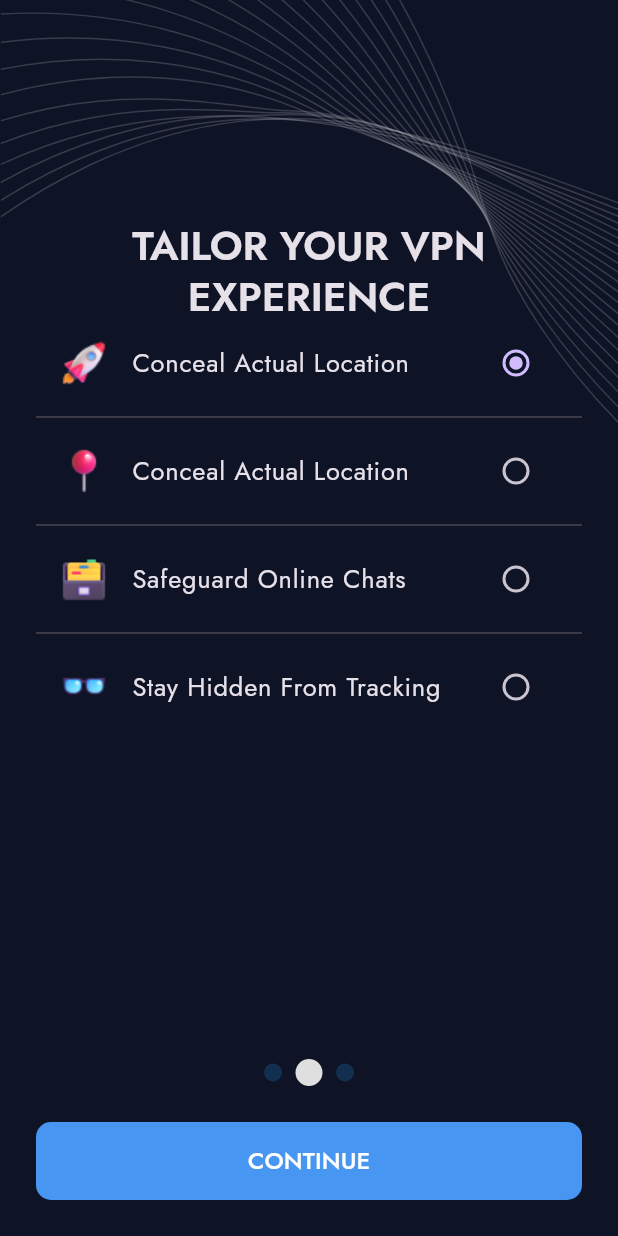
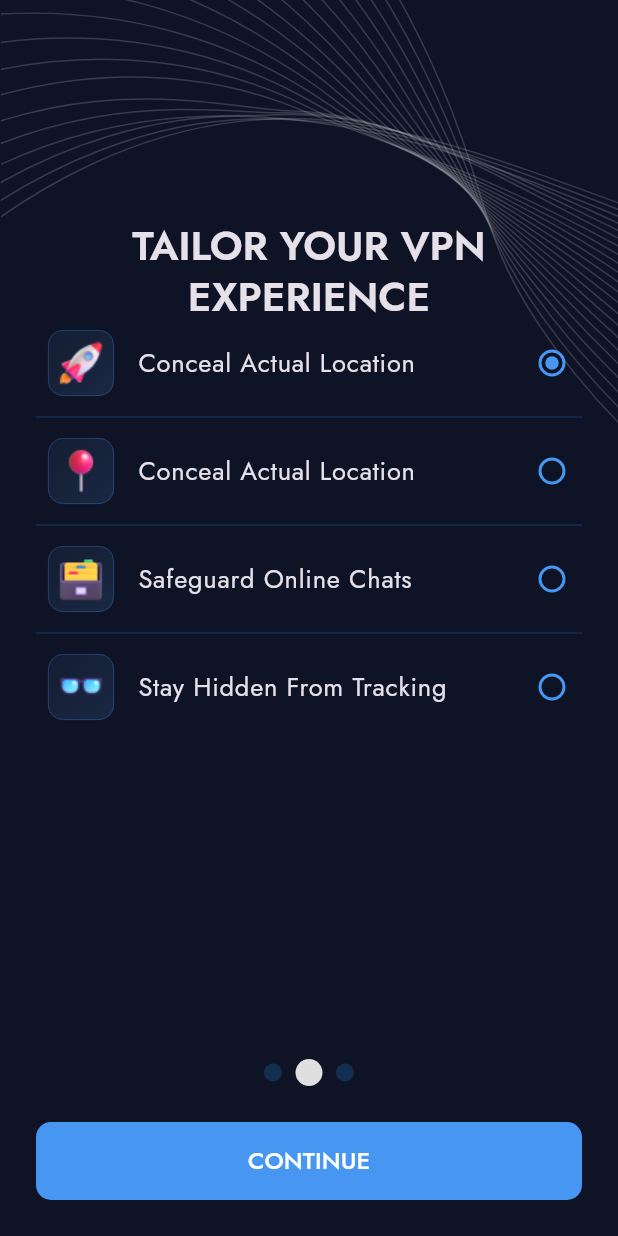
Before and after one commit to npopok/vpn_client, a Flutter app: the screen it shows after launch, after a tap on "CONTINUE", on a phone screen of 412 x 824 dp. Run offline on Flutter 3.47's test engine with Material 3 defaults, Android fonts, the phone set to English and light mode, and no system bars; drawn by our look-alikes of smooth_page_indicator; our stand-ins replace auto_route, easy_localization, flutter_svg, google_fonts.

Commit message:
Add gradient container

```diff
--- a/assets/translations/en.json
+++ b/assets/translations/en.json
@@ -16,7 +16,13 @@
     "OnboardingStep2.Choice4": "Stay Hidden From Tracking",
 
     "OnboardingStep3.Title": "Configuring settings for your goals...",
+    "OnboardingStep3.Agreement1": "By continuing, you agree to our ",
+    "OnboardingStep3.Agreement2": "Privacy Policy",
+    "OnboardingStep3.Agreement3": " and ",
+    "OnboardingStep3.Agreement4": "Terms of Use.",
 
     "Button.Continue": "Continue",
-    "Button.GetStarted": "Get Started"
+    "Button.GetStarted": "Get Started",
+
+    "Message.NotImplemented": "Not implemented yet."
 }
--- a/lib/common/constants.dart
+++ b/lib/common/constants.dart
@@ -9,7 +9,7 @@ class FormLayout {
 
 class AssetsImages {
   static const onboardingBackground = 'assets/images/background.svg';
-  static const onboardingIllustration = 'assets/images/running_man.svg';
+  static const onboardingIllustration = 'assets/images/man-rocket.png';
 
   static const onboardingStep1Choice1 = 'assets/images/eyes.png';
   static const onboardingStep1Choice2 = 'assets/images/detective.png';
--- a/lib/common/themes.dart
+++ b/lib/common/themes.dart
@@ -18,6 +18,10 @@ class Themes {
 
     return themeData.copyWith(
       scaffoldBackgroundColor: const Color(0xFF0E1326),
+      dividerTheme: const DividerThemeData(color: Color(0xFF132F50)),
+      radioTheme: const RadioThemeData(
+        fillColor: WidgetStatePropertyAll(Color(0xFF4796F2)),
+      ),
       textTheme: textTheme.copyWith(
         titleLarge: textTheme.titleLarge!.copyWith(
           fontWeight: FontWeight.w600,
@@ -27,6 +31,10 @@ class Themes {
           fontWeight: FontWeight.w400,
           fontSize: 17,
         ),
+        labelLarge: textTheme.labelLarge!.copyWith(
+          fontWeight: FontWeight.w400,
+          fontSize: 16,
+        ),
       ),
     );
   }
--- a/lib/features/onboarding/screens/onboarding_screen.dart
+++ b/lib/features/onboarding/screens/onboarding_screen.dart
@@ -34,7 +34,7 @@ class _OnboardingScreenState extends State<OnboardingScreen> {
   Widget build(BuildContext context) {
     return Stack(children: [
       Container(color: Theme.of(context).scaffoldBackgroundColor),
-      const Background(),
+      const TopBackground(),
       Scaffold(
         backgroundColor: Colors.transparent,
         body: Padding(
@@ -88,7 +88,7 @@ class _OnboardingScreenState extends State<OnboardingScreen> {
     if (currentStep.value < stepCount - 1) {
       pageController.nextPage(
         duration: Durations.medium2,
-        curve: Curves.bounceInOut,
+        curve: Curves.easeInOut,
       );
     } else {
       context.router.replaceAll([const HomeRoute()]);
--- a/lib/features/onboarding/widgets/choice_item.dart
+++ b/lib/features/onboarding/widgets/choice_item.dart
@@ -1,4 +1,6 @@
 import 'package:flutter/material.dart';
+
+import 'gradient_container.dart';
 
 class ChoiceItem extends StatelessWidget {
   final int value;
@@ -22,8 +24,17 @@ class ChoiceItem extends StatelessWidget {
       value: value,
       groupValue: groupValue,
       title: Text(title),
-      secondary: Image.asset(image),
+      secondary: GradientContainer(
+        color1: const Color(0xFF2E4C6E).withOpacity(0.17),
+        color2: const Color(0xFF5992D4).withOpacity(0.17),
+        width: 44,
+        height: 44,
+        borderColor: const Color(0xFF4796F2).withOpacity(0.37),
+        borderWidth: 0.5,
+        child: Image.asset(image),
+      ),
       onChanged: onChanged,
+      contentPadding: const EdgeInsets.only(left: 8),
       controlAffinity: ListTileControlAffinity.trailing,
     );
   }
--- /dev/null
+++ b/lib/features/onboarding/widgets/gradient_container.dart
@@ -0,0 +1,48 @@
+import 'package:flutter/material.dart';
+
+class GradientContainer extends StatelessWidget {
+  final Widget child;
+  final Color color1;
+  final Color color2;
+  final double width;
+  final double height;
+  final Color borderColor;
+  final double borderWidth;
+  final double borderRadius;
+  final List<BoxShadow> boxShadow;
+
+  const GradientContainer({
+    required this.child,
+    required this.color1,
+    required this.color2,
+    required this.width,
+    required this.height,
+    this.borderColor = Colors.black,
+    this.borderWidth = 1.0,
+    this.borderRadius = 10.0,
+    this.boxShadow = const [],
+    super.key,
+  });
+
+  @override
+  Widget build(BuildContext context) {
+    return Container(
+      width: width,
+      height: height,
+      decoration: BoxDecoration(
+        gradient: LinearGradient(
+          begin: Alignment.topLeft,
+          end: Alignment.bottomRight,
+          colors: [color1, color2],
+        ),
+        border: Border.all(
+          color: borderColor,
+          width: borderWidth,
+        ),
+        borderRadius: BorderRadius.circular(borderRadius),
+        boxShadow: boxShadow,
+      ),
+      child: child,
+    );
+  }
+}
--- a/lib/features/onboarding/widgets/next_button.dart
+++ b/lib/features/onboarding/widgets/next_button.dart
@@ -19,9 +19,9 @@ class NextButton extends StatelessWidget {
       child: FilledButton(
         onPressed: onPressed,
         style: ButtonStyle(
-          foregroundColor: WidgetStateProperty.all(Colors.white),
-          backgroundColor: WidgetStateProperty.all(const Color(0xFF4796F2)),
-          shape: WidgetStateProperty.all(
+          foregroundColor: const WidgetStatePropertyAll(Colors.white),
+          backgroundColor: const WidgetStatePropertyAll(Color(0xFF4796F2)),
+          shape: WidgetStatePropertyAll(
             RoundedRectangleBorder(borderRadius: BorderRadius.circular(10)),
           ),
         ),
--- a/lib/features/onboarding/widgets/step_1_content.dart
+++ b/lib/features/onboarding/widgets/step_1_content.dart
@@ -1,8 +1,11 @@
 import 'package:flutter/material.dart';
 import 'package:easy_localization/easy_localization.dart';
 
-import 'package:vpn_client/features/onboarding/widgets/widgets.dart';
 import 'package:vpn_client/common/common.dart';
+
+import 'template_content.dart';
+import 'choice_list.dart';
+import 'choice_item.dart';
 
 class Step1Content extends TemplateContent {
   const Step1Content({super.key});
@@ -11,7 +14,7 @@ class Step1Content extends TemplateContent {
   String get title => 'OnboardingStep1.Title'.tr().toUpperCase();
 
   @override
-  Widget get body => ChoiceList(
+  Widget body(BuildContext context) => ChoiceList(
         items: [
           ChoiceItem(
             value: 0,
--- a/lib/features/onboarding/widgets/step_2_content.dart
+++ b/lib/features/onboarding/widgets/step_2_content.dart
@@ -1,8 +1,11 @@
 import 'package:flutter/material.dart';
 import 'package:easy_localization/easy_localization.dart';
 
-import 'package:vpn_client/features/onboarding/widgets/widgets.dart';
 import 'package:vpn_client/common/common.dart';
+
+import 'template_content.dart';
+import 'choice_list.dart';
+import 'choice_item.dart';
 
 class Step2Content extends TemplateContent {
   const Step2Content({super.key});
@@ -11,7 +14,7 @@ class Step2Content extends TemplateContent {
   String get title => 'OnboardingStep2.Title'.tr().toUpperCase();
 
   @override
-  Widget get body => ChoiceList(
+  Widget body(BuildContext context) => ChoiceList(
         items: [
           ChoiceItem(
             value: 0,
--- a/lib/features/onboarding/widgets/step_3_content.dart
+++ b/lib/features/onboarding/widgets/step_3_content.dart
@@ -1,9 +1,10 @@
+import 'package:flutter/gestures.dart';
 import 'package:flutter/material.dart';
 import 'package:easy_localization/easy_localization.dart';
-import 'package:flutter_svg/svg.dart';
 
 import 'package:vpn_client/common/common.dart';
-import 'package:vpn_client/features/onboarding/widgets/widgets.dart';
+
+import 'template_content.dart';
 
 class Step3Content extends TemplateContent {
   const Step3Content({super.key});
@@ -12,17 +13,55 @@ class Step3Content extends TemplateContent {
   String get title => 'OnboardingStep3.Title'.tr().toUpperCase();
 
   @override
-  Widget get body => Column(
+  Widget body(BuildContext context) {
+    return Column(
       children: [
         FormLayout.largeSpacer,
         Padding(
           padding: FormLayout.elementPadding,
-            child: SvgPicture.asset(
-              AssetsImages.onboardingIllustration,
+          child: Image.asset(AssetsImages.onboardingIllustration),
+        ),
+        Padding(
+          padding: FormLayout.contentPadding,
+          child: RichText(
+            textAlign: TextAlign.center,
+            text: TextSpan(
+              children: [
+                TextSpan(
+                  text: 'OnboardingStep3.Agreement1'.tr(),
+                  style: Theme.of(context).textTheme.labelLarge!.copyWith(
+                        color: Theme.of(context).primaryColorLight,
                       ),
                 ),
-          FormLayout.largeSpacer,
-          const Text('test'),
+                TextSpan(
+                  text: 'OnboardingStep3.Agreement2'.tr(),
+                  recognizer: _gestureRecognizer(context),
+                ),
+                TextSpan(
+                  text: 'OnboardingStep3.Agreement3'.tr(),
+                  style: Theme.of(context).textTheme.labelLarge!.copyWith(
+                        color: Theme.of(context).primaryColorLight,
+                      ),
+                ),
+                TextSpan(
+                  text: 'OnboardingStep3.Agreement4'.tr(),
+                  recognizer: _gestureRecognizer(context),
+                ),
+              ],
+            ),
+          ),
+        ),
       ],
     );
   }
+
+  GestureRecognizer _gestureRecognizer(BuildContext context) {
+    return TapGestureRecognizer()
+      ..onTap = () => ScaffoldMessenger.of(context).showSnackBar(
+            SnackBar(
+              content: Text('Message.NotImplemented'.tr()),
+              duration: const Duration(seconds: 1),
+            ),
+          );
+  }
+}
--- a/lib/features/onboarding/widgets/template_content.dart
+++ b/lib/features/onboarding/widgets/template_content.dart
@@ -2,7 +2,7 @@ import 'package:flutter/material.dart';
 
 abstract class TemplateContent extends StatelessWidget {
   String get title;
-  Widget get body;
+  Widget body(BuildContext context);
 
   const TemplateContent({super.key});
 
@@ -15,7 +15,7 @@ abstract class TemplateContent extends StatelessWidget {
           style: Theme.of(context).textTheme.titleLarge,
           textAlign: TextAlign.center,
         ),
-        body,
+        body(context),
       ],
     );
   }
--- a/lib/features/onboarding/widgets/background.dart
+++ b/lib/features/onboarding/widgets/top_background.dart
@@ -3,8 +3,8 @@ import 'package:flutter_svg/flutter_svg.dart';
 
 import 'package:vpn_client/common/common.dart';
 
-class Background extends StatelessWidget {
-  const Background({super.key});
+class TopBackground extends StatelessWidget {
+  const TopBackground({super.key});
 
   @override
   Widget build(BuildContext context) {
--- a/lib/features/onboarding/widgets/widgets.dart
+++ b/lib/features/onboarding/widgets/widgets.dart
@@ -1,9 +1,10 @@
-export 'background.dart';
 export 'choice_item.dart';
 export 'choice_list.dart';
+export 'gradient_container.dart';
 export 'next_button.dart';
 export 'page_indicator.dart';
 export 'step_1_content.dart';
 export 'step_2_content.dart';
 export 'step_3_content.dart';
 export 'template_content.dart';
+export 'top_background.dart';
```
Also changed, not shown: assets/images/man-rocket.png (added), assets/images/running_man.svg (deleted). Lines whose indentation alone changed are shown as unchanged.
